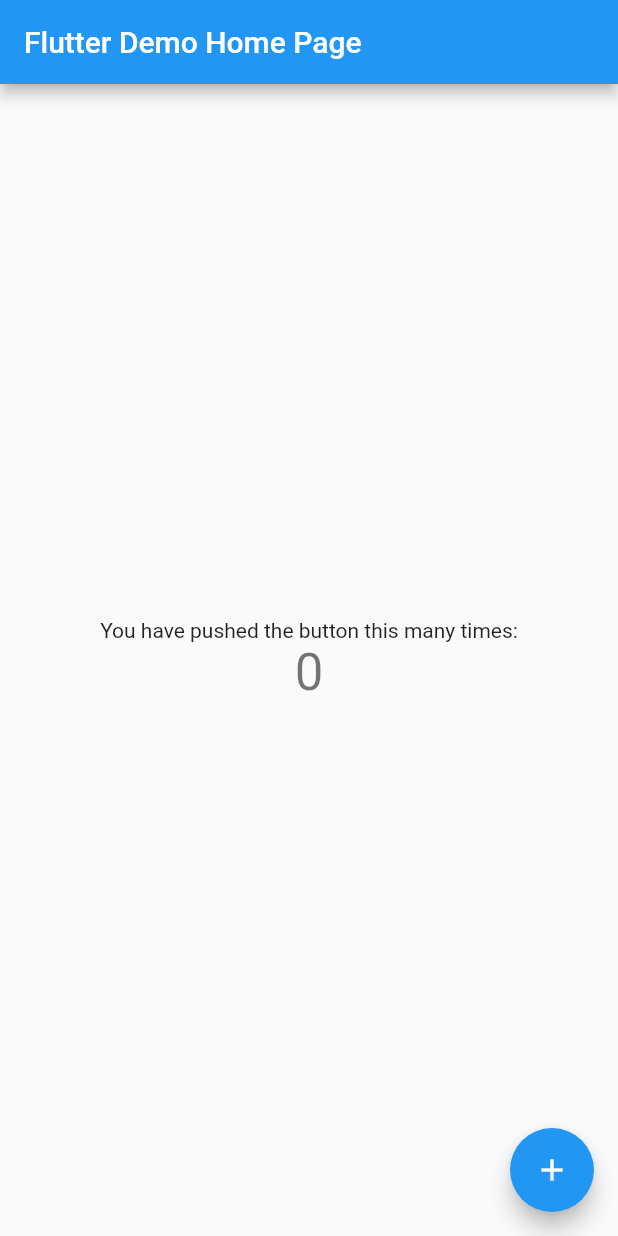
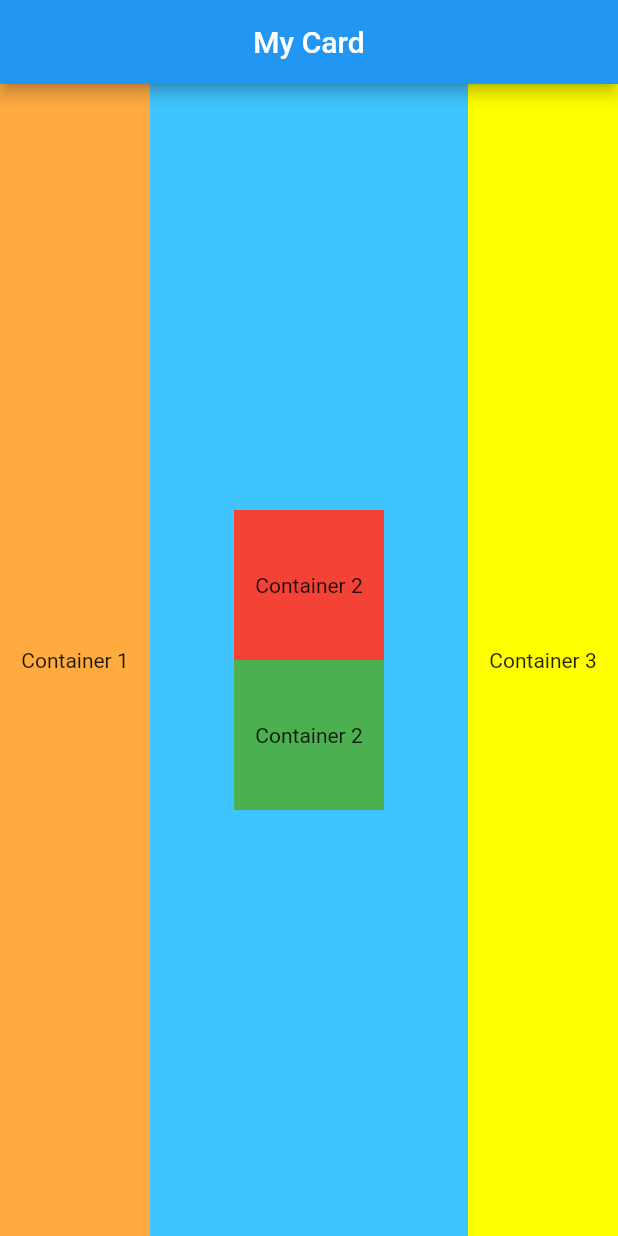
Before and after one commit to vijai-ks/MyCard-User-Profile-Application, a Flutter app: the screen it shows after launch, on a phone screen of 412 x 824 dp. Run offline on Flutter 3.47's test engine with Material 2 defaults, Android fonts, the phone set to English and light mode, and no system bars.

Commit message:
feat: profile-page: challenge for containers
A mockup has been given for replicating. The task is given three
containers from that three containers, centered one is again one
container to be placed in centre.
Implemented in StatelessWidget for hot reload purpose.

Signed-off-by: vijai-ks <vijai.ksv@gmail.com>

```diff
--- a/lib/main.dart
+++ b/lib/main.dart
@@ -1,113 +1,67 @@
 import 'package:flutter/material.dart';
 
 void main() {
-  runApp(MyApp());
+  runApp(
+    MyCard(),
+  );
 }
 
-class MyApp extends StatelessWidget {
-  // This widget is the root of your application.
+class MyCard extends StatelessWidget {
   @override
   Widget build(BuildContext context) {
     return MaterialApp(
-      title: 'Flutter Demo',
-      theme: ThemeData(
-        // This is the theme of your application.
-        //
-        // Try running your application with "flutter run". You'll see the
-        // application has a blue toolbar. Then, without quitting the app, try
-        // changing the primarySwatch below to Colors.green and then invoke
-        // "hot reload" (press "r" in the console where you ran "flutter run",
-        // or simply save your changes to "hot reload" in a Flutter IDE).
-        // Notice that the counter didn't reset back to zero; the application
-        // is not restarted.
-        primarySwatch: Colors.blue,
+      home: Scaffold(
+        appBar: AppBar(
+          title: Center(
+            child: Text('My Card'),
           ),
-      home: MyHomePage(title: 'Flutter Demo Home Page'),
-    );
-  }
-}
-
-class MyHomePage extends StatefulWidget {
-  MyHomePage({Key? key, required this.title}) : super(key: key);
-
-  // This widget is the home page of your application. It is stateful, meaning
-  // that it has a State object (defined below) that contains fields that affect
-  // how it looks.
-
-  // This class is the configuration for the state. It holds the values (in this
-  // case the title) provided by the parent (in this case the App widget) and
-  // used by the build method of the State. Fields in a Widget subclass are
-  // always marked "final".
-
-  final String title;
-
-  @override
-  _MyHomePageState createState() => _MyHomePageState();
-}
-
-class _MyHomePageState extends State<MyHomePage> {
-  int _counter = 0;
-
-  void _incrementCounter() {
-    setState(() {
-      // This call to setState tells the Flutter framework that something has
-      // changed in this State, which causes it to rerun the build method below
-      // so that the display can reflect the updated values. If we changed
-      // _counter without calling setState(), then the build method would not be
-      // called again, and so nothing would appear to happen.
-      _counter++;
-    });
-  }
-
-  @override
-  Widget build(BuildContext context) {
-    // This method is rerun every time setState is called, for instance as done
-    // by the _incrementCounter method above.
-    //
-    // The Flutter framework has been optimized to make rerunning build methods
-    // fast, so that you can just rebuild anything that needs updating rather
-    // than having to individually change instances of widgets.
-    return Scaffold(
-      appBar: AppBar(
-        // Here we take the value from the MyHomePage object that was created by
-        // the App.build method, and use it to set our appbar title.
-        title: Text(widget.title),
         ),
-      body: Center(
-        // Center is a layout widget. It takes a single child and positions it
-        // in the middle of the parent.
-        child: Column(
-          // Column is also a layout widget. It takes a list of children and
-          // arranges them vertically. By default, it sizes itself to fit its
-          // children horizontally, and tries to be as tall as its parent.
-          //
-          // Invoke "debug painting" (press "p" in the console, choose the
-          // "Toggle Debug Paint" action from the Flutter Inspector in Android
-          // Studio, or the "Toggle Debug Paint" command in Visual Studio Code)
-          // to see the wireframe for each widget.
-          //
-          // Column has various properties to control how it sizes itself and
-          // how it positions its children. Here we use mainAxisAlignment to
-          // center the children vertically; the main axis here is the vertical
-          // axis because Columns are vertical (the cross axis would be
-          // horizontal).
+        backgroundColor: Colors.lightBlueAccent,
+        body: SafeArea(
+          child: Row(
+            mainAxisAlignment: MainAxisAlignment.spaceBetween,
+            children: [
+              Container(
+                height: double.infinity,
+                width: 100,
+                color: Colors.orangeAccent,
+                child: Center(
+                  child: Text('Container 1'),
+                ),
+              ),
+              Column(
                 mainAxisAlignment: MainAxisAlignment.center,
-          children: <Widget>[
-            Text(
-              'You have pushed the button this many times:',
+                children: [
+                  Container(
+                    height: 100,
+                    width: 100,
+                    color: Colors.red,
+                    child: Center(
+                      child: Text('Container 2'),
                     ),
-            Text(
-              '$_counter',
-              style: Theme.of(context).textTheme.headline4,
+                  ),
+                  Container(
+                    height: 100,
+                    width: 100,
+                    color: Colors.green,
+                    child: Center(
+                      child: Text('Container 2'),
+                    ),
+                  ),
+                ],
+              ),
+              Container(
+                height: double.infinity,
+                width: 100,
+                color: Colors.yellowAccent,
+                child: Center(
+                  child: Text('Container 3'),
+                ),
               ),
             ],
           ),
         ),
-      floatingActionButton: FloatingActionButton(
-        onPressed: _incrementCounter,
-        tooltip: 'Increment',
-        child: Icon(Icons.add),
-      ), // This trailing comma makes auto-formatting nicer for build methods.
+      ),
     );
   }
 }
```
Lines whose indentation alone changed are shown as unchanged.
